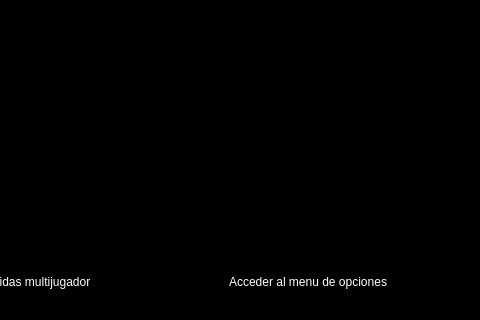
Above: client/vista/menu_principal.ui from AlanValdevenito/Worms before the change; both pictures show x 160 to 640 and y 160 to 480 of the 640 by 480 pixel window. Below: the same form after it.
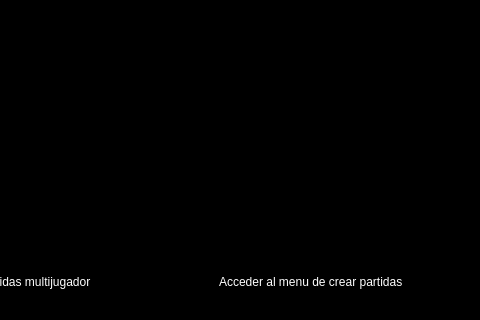
That is the form after the change. Icons and pictures are not drawn.

Commit message: Se agrega la opcion de volver a la ventana 'Menu Principal' desde todas las otras ventanas

```diff
--- a/client/vista/menu_principal.ui
+++ b/client/vista/menu_principal.ui
@@ -221,9 +221,9 @@
       <widget class="QLabel" name="label">
        <property name="geometry">
         <rect>
-         <x>380</x>
+         <x>370</x>
          <y>190</y>
-         <width>201</width>
+         <width>231</width>
          <height>17</height>
         </rect>
        </property>
@@ -231,7 +231,7 @@
         <string notr="true">color: rgb(255, 255, 255);</string>
        </property>
        <property name="text">
-        <string>Acceder al menu de opciones</string>
+        <string>Acceder al menu de crear partidas</string>
        </property>
       </widget>
       <zorder>opcionesButton</zorder>
```
Left out of the diff: 6 changed lines with no effect on the pictures. The commit also changes 7 other files.
